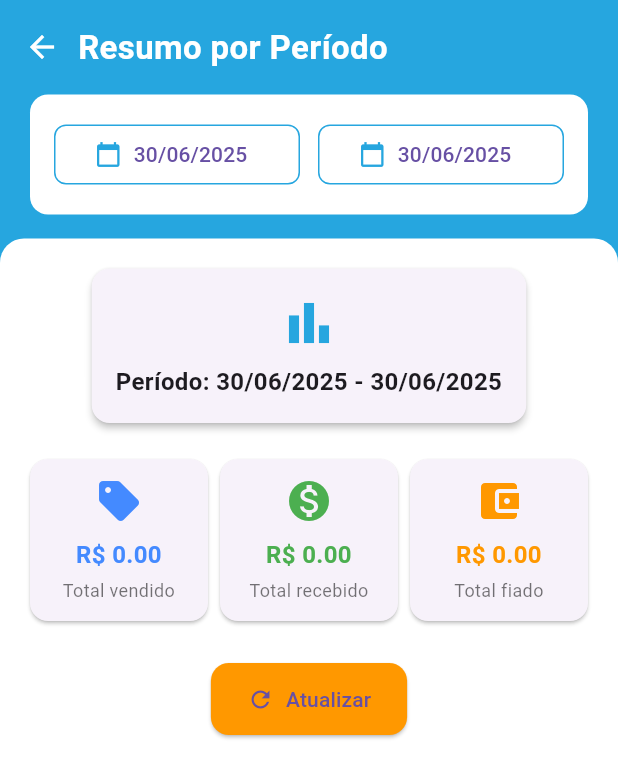
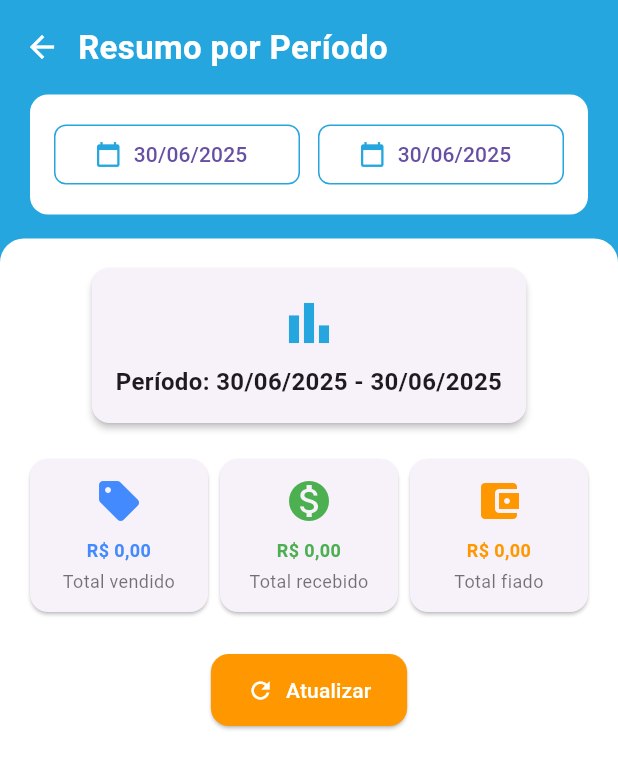
Before and after one commit to Lvitorzz/vendaiapp, a Flutter app: the ResumoPeriodoPage screen opened directly, on a phone screen of 412 x 824 dp. Shown: the top 778 px of the screen. Run offline on Flutter 3.47's test engine with Material 3 defaults, Android fonts, the phone set to English and light mode, and no system bars; our stand-ins replace cloud_firestore, firebase_core, font_awesome_flutter; accounts and stored records are empty.

Commit message:
Corrigido no arquivo 'resumo_periodo_page.dart' o formato dos valores para a versão do Real, a fonte foi diminuida para se adaptar ao layout e a cor da letra e o icone de atualizar foi modificada para branca.

```diff
--- a/lib/views/resumo_periodo_page.dart
+++ b/lib/views/resumo_periodo_page.dart
@@ -196,8 +196,11 @@ class _ResumoPeriodoPageState extends State<ResumoPeriodoPage> {
                       const SizedBox(height: 24),
                       ElevatedButton.icon(
                         onPressed: _buscarResumo,
-                        icon: const Icon(Icons.refresh),
-                        label: const Text('Atualizar'),
+                        icon: const Icon(Icons.refresh, color: Colors.white),
+                        label: const Text(
+                          'Atualizar',
+                          style: TextStyle(color: Colors.white),
+                        ),
                         style: ElevatedButton.styleFrom(
                           backgroundColor: Colors.orange,
                           padding: const EdgeInsets.symmetric(vertical: 14, horizontal: 24),
@@ -243,9 +246,9 @@ class _ResumoCard extends StatelessWidget {
               Icon(icon, size: 32, color: color),
               const SizedBox(height: 8),
               Text(
-                'R\$ ${value.toStringAsFixed(2)}',
+                NumberFormat.currency(locale: 'pt_BR', symbol: 'R\$').format(value),
                 style: TextStyle(
-                  fontSize: 16,
+                  fontSize: 12,
                   fontWeight: FontWeight.bold,
                   color: color,
                 ),
```
